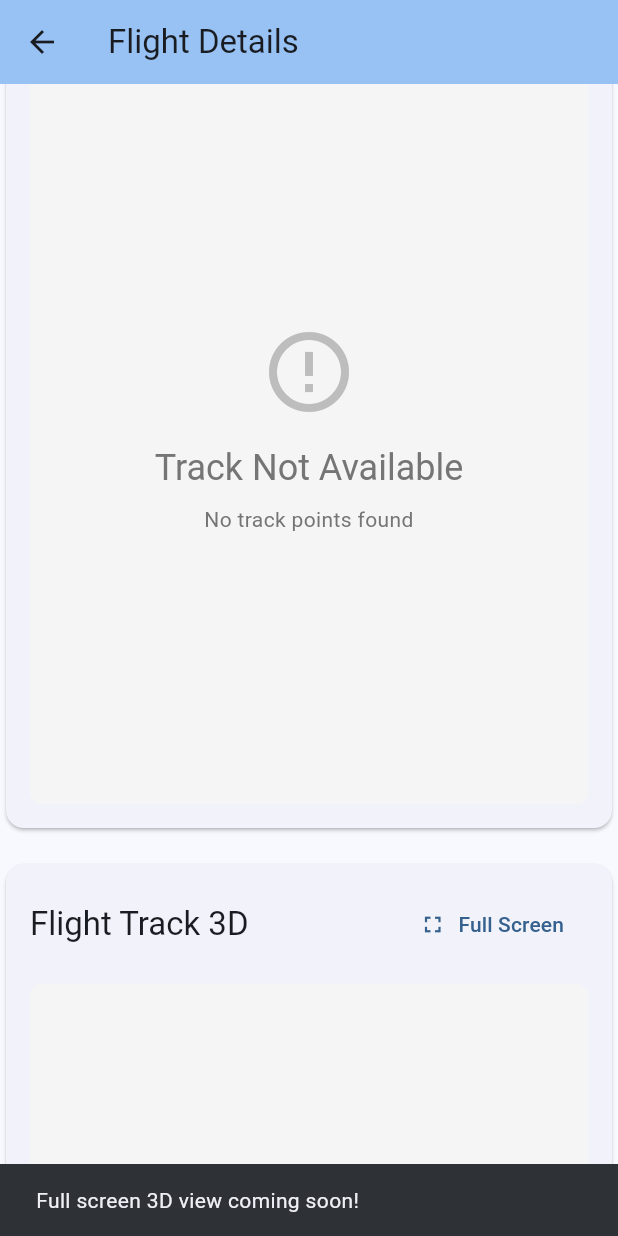
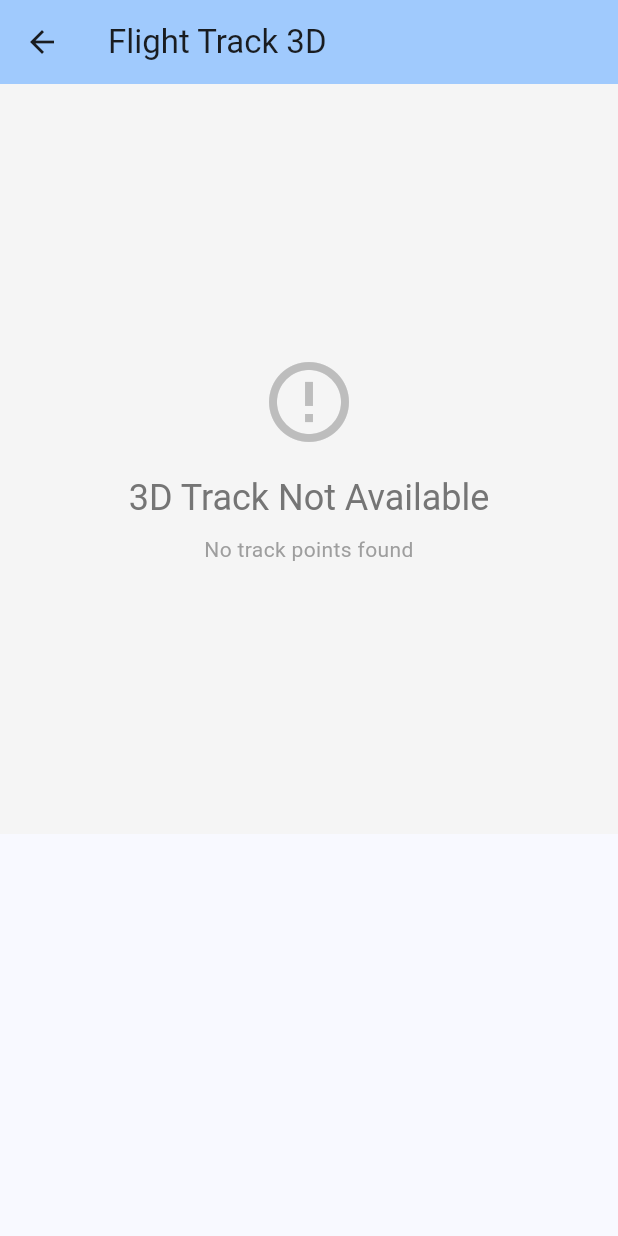
Before and after one commit to Kevin-McIsaac/the_paragliding_app, a Flutter app: the FlightDetailScreen screen opened directly with empty values, scrolled down 576 dp, after a tap on "Full Screen", on a phone screen of 412 x 824 dp. Run offline on Flutter 3.47's test engine with Material 3 defaults, Android fonts, the phone set to English and light mode, and no system bars; our stand-ins replace connectivity_plus, file_picker, fl_chart, flutter_map, get_it, latlong2 and 6 more; missing offline and left inert: flutter_inappwebview, webview_flutter_android, webview_flutter_wkwebview; accounts and stored records are empty.

Commit message:
Remove grey borders and implement 3D map fullscreen
- Remove grey border from 3D map container
- Remove top border from playback control panel
- Implement fullscreen navigation for 3D flight track
- Create FlightTrack3DScreen for fullscreen 3D view
- Update flight detail screen to navigate to fullscreen 3D

🤖 Generated with [Claude Code](https://claude.ai/code)

Co-Authored-By: Claude <noreply@anthropic.com>

```diff
--- a/free_flight_log_app/lib/presentation/screens/flight_detail_screen.dart
+++ b/free_flight_log_app/lib/presentation/screens/flight_detail_screen.dart
@@ -13,6 +13,7 @@ import '../widgets/edit_site_dialog.dart';
 import '../widgets/site_selection_dialog.dart';
 import '../widgets/wing_selection_dialog.dart';
 import 'flight_track_screen.dart';
+import 'flight_track_3d_screen.dart';
 import '../../core/dependency_injection.dart';
 
 class FlightDetailScreen extends StatefulWidget {
@@ -660,12 +661,10 @@ class _FlightDetailScreenState extends State<FlightDetailScreen> with WidgetsBin
                                     style: Theme.of(context).textTheme.titleLarge,
                                   ),
                                   TextButton.icon(
-                                    onPressed: () {
-                                      // TODO: Add full screen 3D view if needed
-                                      ScaffoldMessenger.of(context).showSnackBar(
-                                        const SnackBar(
-                                          content: Text('Full screen 3D view coming soon!'),
-                                          duration: Duration(seconds: 2),
+                                    onPressed: () async {
+                                      await Navigator.of(context).push(
+                                        MaterialPageRoute(
+                                          builder: (context) => FlightTrack3DScreen(flight: _flight),
                                         ),
                                       );
                                     },
--- /dev/null
+++ b/free_flight_log_app/lib/presentation/screens/flight_track_3d_screen.dart
@@ -0,0 +1,29 @@
+import 'package:flutter/material.dart';
+import '../../data/models/flight.dart';
+import '../widgets/flight_track_3d_widget.dart';
+
+class FlightTrack3DScreen extends StatefulWidget {
+  final Flight flight;
+
+  const FlightTrack3DScreen({super.key, required this.flight});
+
+  @override
+  State<FlightTrack3DScreen> createState() => _FlightTrack3DScreenState();
+}
+
+class _FlightTrack3DScreenState extends State<FlightTrack3DScreen> {
+  @override
+  Widget build(BuildContext context) {
+    return Scaffold(
+      appBar: AppBar(
+        title: const Text('Flight Track 3D'),
+        backgroundColor: Theme.of(context).colorScheme.inversePrimary,
+      ),
+      body: FlightTrack3DWidget(
+        flight: widget.flight,
+        config: FlightTrack3DConfig.fullScreen(),
+        showPlaybackPanel: true,
+      ),
+    );
+  }
+}
--- a/free_flight_log_app/lib/presentation/widgets/cesium_3d_playback_widget.dart
+++ b/free_flight_log_app/lib/presentation/widgets/cesium_3d_playback_widget.dart
@@ -117,12 +117,6 @@ class _Cesium3DPlaybackWidgetState extends State<Cesium3DPlaybackWidget> {
       // Remove maxWidth constraint to span full width
       decoration: BoxDecoration(
         color: colorScheme.surface,
-        border: Border(
-          top: BorderSide(
-            color: Theme.of(context).dividerColor,
-            width: 1,
-          ),
-        ),
       ),
       child: SafeArea(
         top: false,
--- a/free_flight_log_app/lib/presentation/widgets/flight_track_3d_widget.dart
+++ b/free_flight_log_app/lib/presentation/widgets/flight_track_3d_widget.dart
@@ -226,10 +226,6 @@ class _FlightTrack3DWidgetState extends State<FlightTrack3DWidget> {
         height: widget.config.height ?? 500,
         decoration: BoxDecoration(
           borderRadius: BorderRadius.circular(8),
-          border: Border.all(
-            color: Theme.of(context).dividerColor,
-            width: 1,
-          ),
         ),
         clipBehavior: Clip.antiAlias,
         child: cesiumWidget,
```
